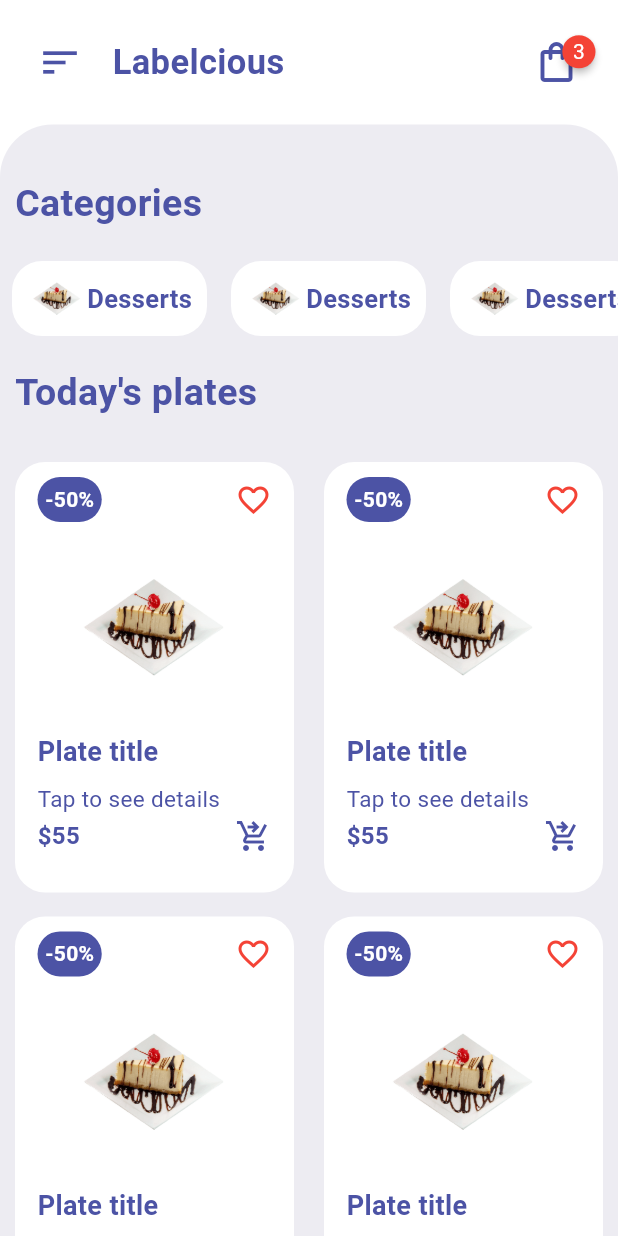
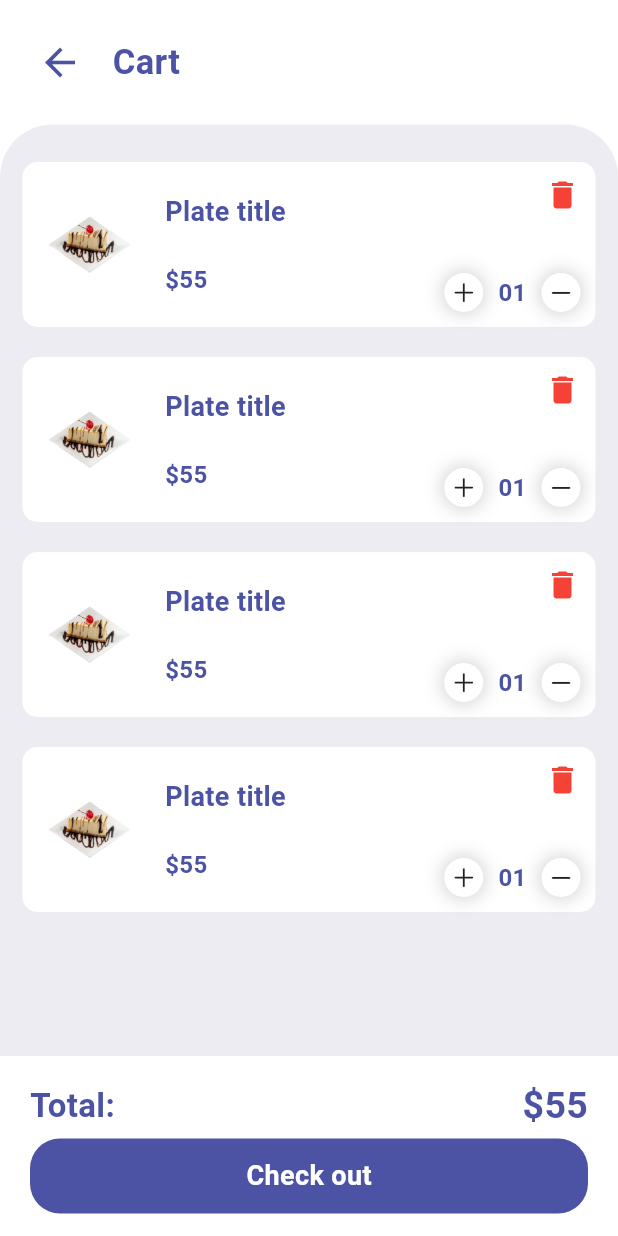
Before and after one commit to AhmedEnnaime/labelcious, a Flutter app: the Home screen opened by its route, after a tap on the "shopping bag" icon, on a phone screen of 412 x 824 dp. Run offline on Flutter 3.47's test engine with Material 2 defaults, Android fonts, the phone set to English and light mode, and no system bars; drawn by our look-alikes of badges; our stand-ins replace curved_navigation_bar, firebase_auth, firebase_core, google_sign_in; accounts and stored records are empty.

Commit message:
feat: :sparkles: added bottom navigation bar and completed the cart page

```diff
--- a/labelcious_mobile/lib/main.dart
+++ b/labelcious_mobile/lib/main.dart
@@ -1,6 +1,7 @@
 import 'package:firebase_core/firebase_core.dart';
 import 'package:flutter/material.dart';
 import 'package:mobilelabelcious/firebase_options.dart';
+import 'package:mobilelabelcious/pages/cart.dart';
 import 'package:mobilelabelcious/pages/home.dart';
 import 'package:mobilelabelcious/pages/login.dart';
 
@@ -28,6 +29,7 @@ class MyApp extends StatelessWidget {
       routes: {
         '/': (context) => Login(),
         '/home': (context) => Home(),
+        'cart': (context) => Cart(),
       },
     );
   }
--- /dev/null
+++ b/labelcious_mobile/lib/pages/cart.dart
@@ -0,0 +1,39 @@
+import 'package:flutter/cupertino.dart';
+import 'package:flutter/material.dart';
+import 'package:mobilelabelcious/widgets/cartAppBar.dart';
+import 'package:mobilelabelcious/widgets/cartBottomNavBar.dart';
+import 'package:mobilelabelcious/widgets/cartItem.dart';
+
+class Cart extends StatefulWidget {
+  const Cart({super.key});
+
+  @override
+  State<Cart> createState() => _CartState();
+}
+
+class _CartState extends State<Cart> {
+  @override
+  Widget build(BuildContext context) {
+    return Scaffold(
+      body: ListView(
+        children: [
+          CartAppBar(),
+          Container(
+            // Temporary height
+            height: 700,
+            padding: EdgeInsets.only(top: 15),
+            decoration: BoxDecoration(
+              color: Color(0xFFEDECF2),
+              borderRadius: BorderRadius.only(
+                  topLeft: Radius.circular(35), topRight: Radius.circular(35)),
+            ),
+            child: Column(children: [
+              CartItem(),
+            ]),
+          )
+        ],
+      ),
+      bottomNavigationBar: CartBottomNavBar(),
+    );
+  }
+}
--- a/labelcious_mobile/lib/pages/home.dart
+++ b/labelcious_mobile/lib/pages/home.dart
@@ -1,3 +1,5 @@
+import 'package:curved_navigation_bar/curved_navigation_bar.dart';
+import 'package:flutter/cupertino.dart';
 import 'package:flutter/material.dart';
 import 'package:google_sign_in/google_sign_in.dart';
 import 'package:mobilelabelcious/widgets/categoriesWidget.dart';
@@ -30,7 +32,8 @@ class _HomeState extends State<Home> {
             decoration: BoxDecoration(
                 color: Color(0xFFEDECF2),
                 borderRadius: BorderRadius.only(
-                  topLeft: Radius.circular(35), topRight: Radius.circular(35))),
+                    topLeft: Radius.circular(35),
+                    topRight: Radius.circular(35))),
             child: Column(children: [
               Container(
                 alignment: Alignment.centerLeft,
@@ -77,6 +80,29 @@ class _HomeState extends State<Home> {
           //   ),
           // ),
         ],
-    ));
+      ),
+      bottomNavigationBar: CurvedNavigationBar(
+          backgroundColor: Colors.transparent,
+          onTap: (index) {},
+          height: 70,
+          color: Color(0xFF4C53A5),
+          items: [
+            Icon(
+              Icons.person,
+              size: 30,
+              color: Colors.white,
+            ),
+            Icon(
+              Icons.home,
+              size: 30,
+              color: Colors.white,
+            ),
+            Icon(
+              CupertinoIcons.cart_fill,
+              size: 30,
+              color: Colors.white,
+            )
+          ]),
+    );
   }
 }
--- /dev/null
+++ b/labelcious_mobile/lib/widgets/cartAppBar.dart
@@ -0,0 +1,46 @@
+import 'package:flutter/material.dart';
+
+class CartAppBar extends StatefulWidget {
+  const CartAppBar({super.key});
+
+  @override
+  State<CartAppBar> createState() => _CartAppBarState();
+}
+
+class _CartAppBarState extends State<CartAppBar> {
+  @override
+  Widget build(BuildContext context) {
+    return Container(
+      color: Colors.white,
+      padding: EdgeInsets.all(25),
+      child: Row(children: [
+        InkWell(
+          onTap: () {
+            Navigator.pop(context);
+          },
+          child: Icon(
+            Icons.arrow_back,
+            size: 30,
+            color: Color(0xFF4C53A5),
+          ),
+        ),
+        Padding(
+          padding: const EdgeInsets.only(left: 20),
+          child: Text(
+            "Cart",
+            style: TextStyle(
+                fontSize: 23,
+                fontWeight: FontWeight.bold,
+                color: Color(0xFF4C53A5)),
+          ),
+        ),
+        Spacer(),
+        // Icon(
+        //   Icons.more_vert,
+        //   size: 30,
+        //   color: Color(0xFF4C53A5),
+        // )
+      ]),
+    );
+  }
+}
--- /dev/null
+++ b/labelcious_mobile/lib/widgets/cartBottomNavBar.dart
@@ -0,0 +1,57 @@
+import 'package:flutter/material.dart';
+
+class CartBottomNavBar extends StatefulWidget {
+  const CartBottomNavBar({super.key});
+
+  @override
+  State<CartBottomNavBar> createState() => _CartBottomNavBarState();
+}
+
+class _CartBottomNavBarState extends State<CartBottomNavBar> {
+  @override
+  Widget build(BuildContext context) {
+    return Container(
+      padding: EdgeInsets.symmetric(vertical: 15, horizontal: 20),
+      height: 120,
+      child: Column(
+        mainAxisAlignment: MainAxisAlignment.spaceBetween,
+        children: [
+          Row(
+            mainAxisAlignment: MainAxisAlignment.spaceBetween,
+            children: [
+              Text(
+                "Total: ",
+                style: TextStyle(
+                    fontSize: 22,
+                    color: Color(0xFF4C53A5),
+                    fontWeight: FontWeight.bold),
+              ),
+              Text(
+                "\$55",
+                style: TextStyle(
+                    fontSize: 25,
+                    color: Color(0xFF4C53A5),
+                    fontWeight: FontWeight.bold),
+              )
+            ],
+          ),
+          Container(
+            alignment: Alignment.center,
+            height: 50,
+            width: double.infinity,
+            decoration: BoxDecoration(
+                color: Color(0xFF4C53A5),
+                borderRadius: BorderRadius.circular(20)),
+            child: Text(
+              "Check out",
+              style: TextStyle(
+                  fontSize: 18,
+                  fontWeight: FontWeight.bold,
+                  color: Colors.white),
+            ),
+          )
+        ],
+      ),
+    );
+  }
+}
--- /dev/null
+++ b/labelcious_mobile/lib/widgets/cartItem.dart
@@ -0,0 +1,126 @@
+import 'package:flutter/cupertino.dart';
+import 'package:flutter/material.dart';
+
+class CartItem extends StatefulWidget {
+  const CartItem({Key? key}) : super(key: key);
+
+  @override
+  State<CartItem> createState() => _CartItemState();
+}
+
+class _CartItemState extends State<CartItem> {
+  @override
+  Widget build(BuildContext context) {
+    return Column(
+      children: [
+        for (int i = 0; i < 4; i++)
+          Container(
+            height: 110,
+            margin: EdgeInsets.symmetric(horizontal: 15, vertical: 10),
+            padding: EdgeInsets.all(10),
+            decoration: BoxDecoration(
+              color: Colors.white,
+              borderRadius: BorderRadius.circular(10),
+            ),
+            child: Row(
+              children: [
+                Container(
+                  height: 70,
+                  width: 70,
+                  margin: EdgeInsets.only(right: 15),
+                  child: Image.asset("assets/pastry.png"),
+                ),
+                Padding(
+                  padding: const EdgeInsets.symmetric(vertical: 10),
+                  child: Column(
+                    mainAxisAlignment: MainAxisAlignment.spaceBetween,
+                    crossAxisAlignment: CrossAxisAlignment.start,
+                    children: [
+                      Text(
+                        "Plate title",
+                        style: TextStyle(
+                          fontSize: 18,
+                          fontWeight: FontWeight.bold,
+                          color: Color(0xFF4C53A5),
+                        ),
+                      ),
+                      Text(
+                        "\$55",
+                        style: TextStyle(
+                          fontSize: 16,
+                          fontWeight: FontWeight.bold,
+                          color: Color(0xFF4C53A5),
+                        ),
+                      ),
+                    ],
+                  ),
+                ),
+                Spacer(),
+                Column(
+                  crossAxisAlignment: CrossAxisAlignment.end,
+                  mainAxisAlignment: MainAxisAlignment.spaceBetween,
+                  children: [
+                    Icon(
+                      Icons.delete,
+                      color: Colors.red,
+                    ),
+                    Row(
+                      children: [
+                        Container(
+                          padding: EdgeInsets.all(4),
+                          decoration: BoxDecoration(
+                            color: Colors.white,
+                            borderRadius: BorderRadius.circular(20),
+                            boxShadow: [
+                              BoxShadow(
+                                color: Colors.grey.withOpacity(0.5),
+                                spreadRadius: 1,
+                                blurRadius: 10,
+                              ),
+                            ],
+                          ),
+                          child: Icon(
+                            CupertinoIcons.plus,
+                            size: 18,
+                          ),
+                        ),
+                        Container(
+                          margin: EdgeInsets.symmetric(horizontal: 10),
+                          child: Text(
+                            "01",
+                            style: TextStyle(
+                              fontSize: 16,
+                              fontWeight: FontWeight.bold,
+                              color: Color(0xFF4C53A5),
+                            ),
+                          ),
+                        ),
+                        Container(
+                          padding: EdgeInsets.all(4),
+                          decoration: BoxDecoration(
+                            color: Colors.white,
+                            borderRadius: BorderRadius.circular(20),
+                            boxShadow: [
+                              BoxShadow(
+                                color: Colors.grey.withOpacity(0.5),
+                                spreadRadius: 1,
+                                blurRadius: 10,
+                              ),
+                            ],
+                          ),
+                          child: Icon(
+                            CupertinoIcons.minus,
+                            size: 18,
+                          ),
+                        ),
+                      ],
+                    ),
+                  ],
+                ),
+              ],
+            ),
+          ),
+      ],
+    );
+  }
+}
--- a/labelcious_mobile/lib/widgets/homeAppBar.dart
+++ b/labelcious_mobile/lib/widgets/homeAppBar.dart
@@ -40,7 +40,9 @@ class _HomeAppBarState extends State<HomeAppBar> {
             badgeStyle: badges.BadgeStyle(
                 badgeColor: Colors.red, padding: EdgeInsets.all(7)),
             child: InkWell(
-              onTap: () {},
+              onTap: () {
+                Navigator.pushNamed(context, "cart");
+              },
               child: Icon(
                 Icons.shopping_bag_outlined,
                 size: 32,
--- a/labelcious_mobile/pubspec.yaml
+++ b/labelcious_mobile/pubspec.yaml
@@ -39,6 +39,7 @@ dependencies:
   firebase_core: ^2.13.1
   firebase_auth: ^4.6.2
   google_sign_in: ^6.1.3
+  curved_navigation_bar: ^1.0.3
 
 dev_dependencies:
   flutter_test:
```
Also changed, not shown: labelcious_mobile/lib/pages/profile.dart (added), labelcious_mobile/pubspec.lock. Lines whose indentation alone changed are shown as unchanged.
